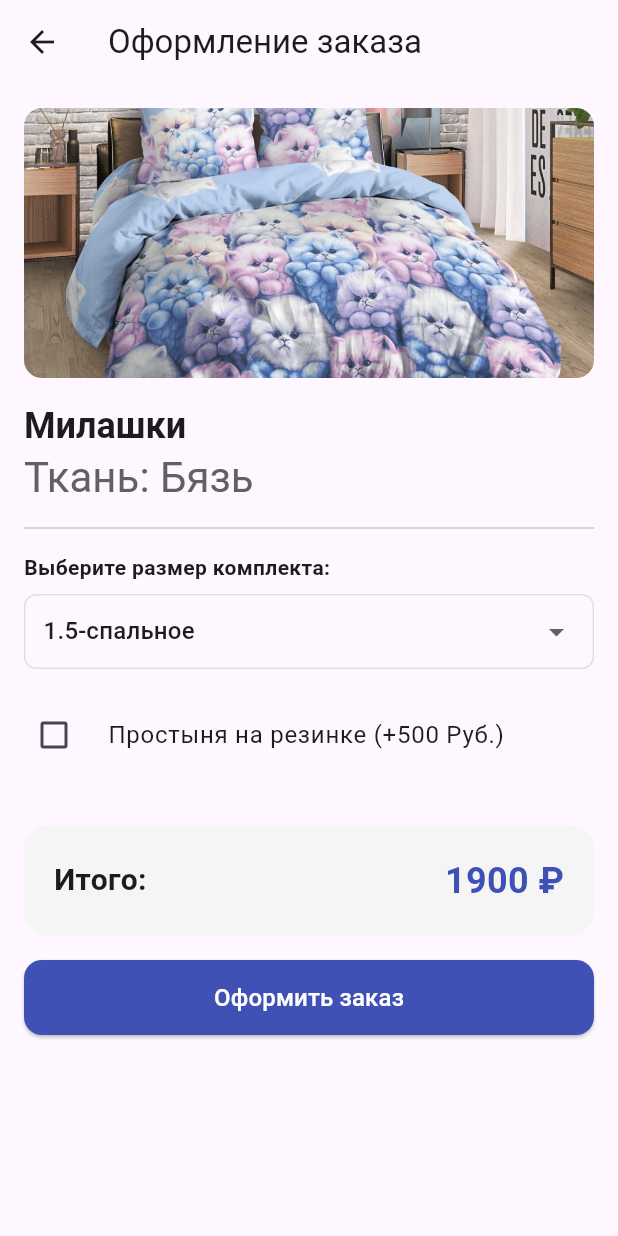
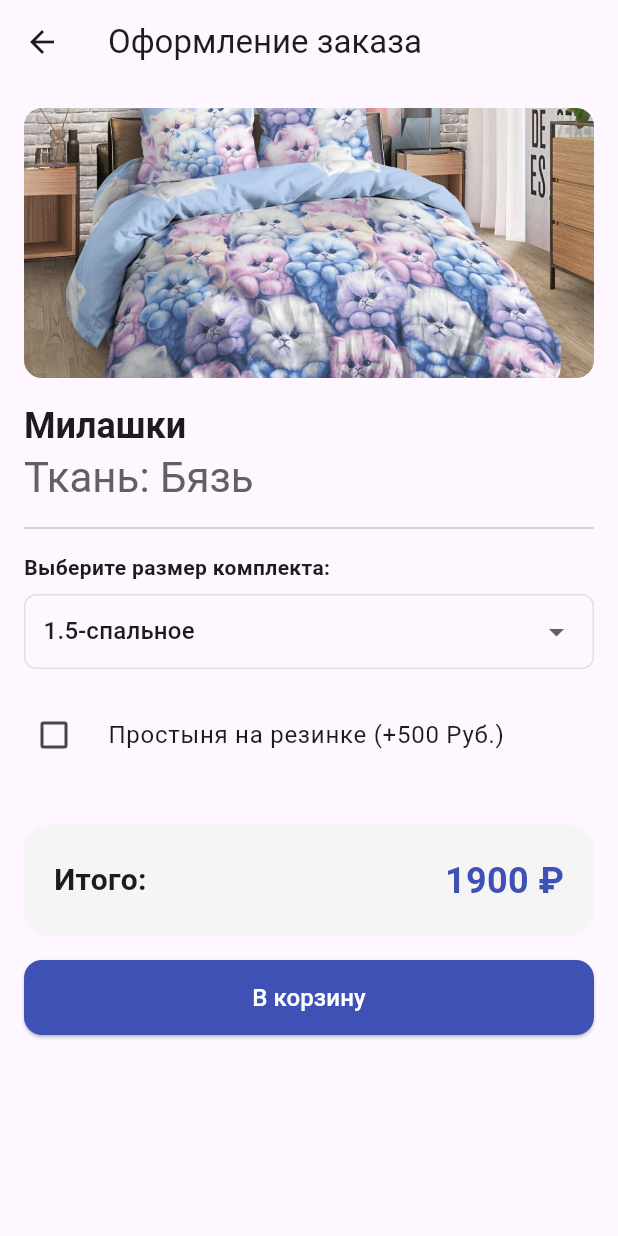
Before and after one commit to anyarylova/postelnoe_app, a Flutter app: the screen it shows after launch, after a tap on "Милашки", on a phone screen of 412 x 824 dp. Run offline on Flutter 3.47's test engine with Material 3 defaults, Android fonts, the phone set to English and light mode, and no system bars; our stand-ins replace flutter_riverpod.

Commit message:
Добавлена корзина

```diff
--- a/lib/presentation/ui/screens/catalog_screen.dart
+++ b/lib/presentation/ui/screens/catalog_screen.dart
@@ -1,7 +1,9 @@
 import 'package:flutter/material.dart';
 import 'package:flutter_riverpod/flutter_riverpod.dart';
+import 'package:postelnoe_app/presentation/providers/cart_provider.dart';
 import 'package:postelnoe_app/presentation/providers/catalog_provider.dart';
 import 'package:postelnoe_app/presentation/providers/order_provider.dart';
+import 'package:postelnoe_app/presentation/ui/screens/cart_screen.dart';
 import '../../../domain/entities/fabric.dart';
 import 'order_screen.dart';
 
@@ -28,6 +30,28 @@ class CatalogScreen extends ConsumerWidget {
           child: Scaffold(
             appBar: AppBar(
               title: const Text('Каталог тканей'),
+              actions: [
+                Consumer(
+                    builder: (context, ref, child) {
+                      final cartItemsCount = ref.watch(cartProvider).length;
+                      return IconButton(
+                        onPressed: () {
+                          Navigator.of(context).push(
+                            MaterialPageRoute(
+                              builder: (context) => const CartScreen(),
+                            ),
+                          );
+                        },
+                        icon: Badge(
+                          isLabelVisible: cartItemsCount > 0,
+                          label: Text(cartItemsCount.toString()),
+                          child: const Icon(Icons.shopping_cart_outlined),
+                        ),
+                      );
+                    },
+                  ),
+                  const SizedBox(width: 8),
+              ],
               bottom: TabBar(
                 isScrollable: true,
                 tabs: tabs.map((name) => Tab(text: name)).toList(),
--- a/lib/presentation/ui/screens/order_screen.dart
+++ b/lib/presentation/ui/screens/order_screen.dart
@@ -3,8 +3,8 @@ import 'package:flutter_riverpod/flutter_riverpod.dart';
 import 'package:postelnoe_app/domain/entities/bedding_set_type.dart';
 import '../../../domain/entities/product_item.dart';
 import '../../providers/order_provider.dart';
+import '../../providers/cart_provider.dart';
 
-// TODO: корзина (для нескольких товаров)
 class OrderScreen extends ConsumerStatefulWidget {
 
   const OrderScreen({super.key});
@@ -190,11 +190,15 @@ class _OrderScreenState extends ConsumerState<OrderScreen> {
                     shape: RoundedRectangleBorder(borderRadius: BorderRadius.circular(12)),
                   ),
                   onPressed: () {
+                    ref.read(cartProvider.notifier).addItem(orderState);
+
                     ScaffoldMessenger.of(context).showSnackBar(
-                      const SnackBar(content: Text('Заказ формируется...')),
+                      const SnackBar(content: Text('Комплект добавлен в корзину'), duration: Duration(seconds: 2)),
                     );
+                    Navigator.of(context).pop();
                   },
-                  child: const Text('Оформить заказ', style: TextStyle(fontSize: 16)),),
+                  child: const Text('В корзину', style: TextStyle(fontSize: 16)),
+                ),
               )
             ],
           )
```
Also changed, not shown: lib/domain/services/price_calculator.dart (+3 -4 lines), lib/presentation/providers/cart_provider.dart (added, +27 -0 lines), lib/presentation/ui/screens/cart_screen.dart (added, +87 -0 lines).
